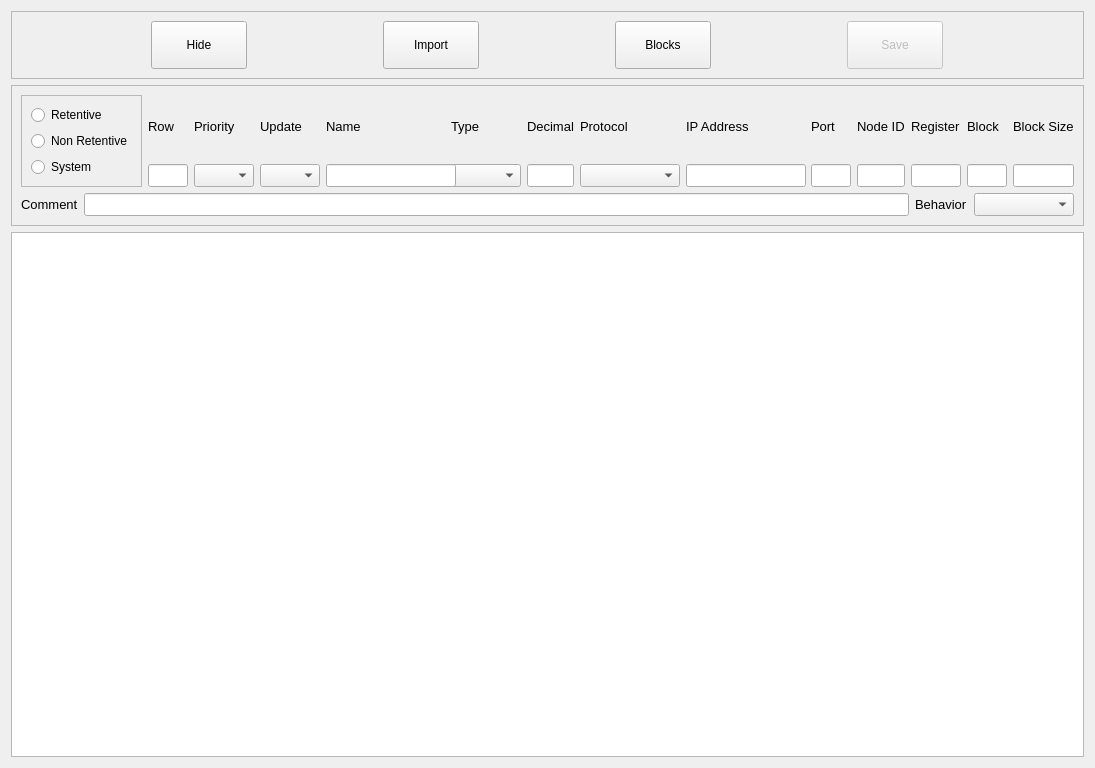
Old version of the form projects/devtools/qt-creator-2.8.1-src/src/plugins/cte/ctedit.ui in the repository MECTsrl/imx_mect.
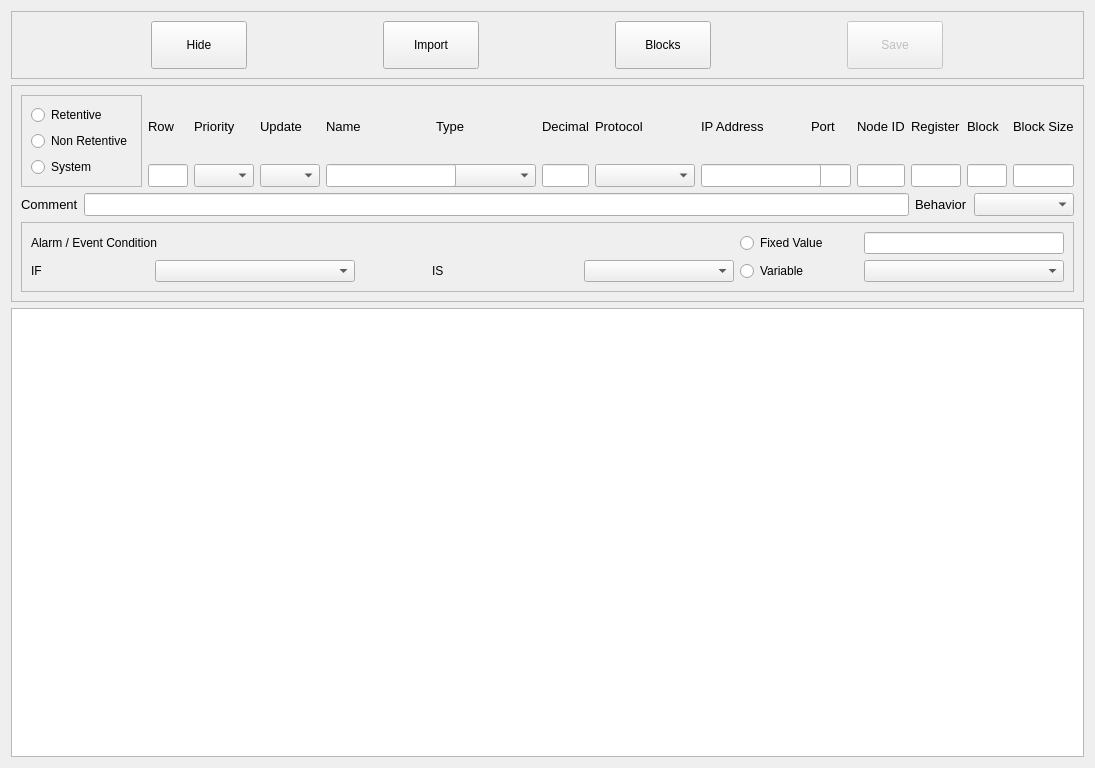
New version of the form.

Patch:
```diff
--- a/projects/devtools/qt-creator-2.8.1-src/src/plugins/cte/ctedit.ui
+++ b/projects/devtools/qt-creator-2.8.1-src/src/plugins/cte/ctedit.ui
@@ -383,7 +383,7 @@
            <widget class="QComboBox" name="cboType">
             <property name="minimumSize">
              <size>
-              <width>70</width>
+              <width>100</width>
               <height>0</height>
              </size>
             </property>
@@ -711,6 +711,139 @@
         </item>
        </layout>
       </item>
+      <item>
+       <widget class="QFrame" name="fraCondition">
+        <property name="frameShape">
+         <enum>QFrame::StyledPanel</enum>
+        </property>
+        <property name="frameShadow">
+         <enum>QFrame::Raised</enum>
+        </property>
+        <layout class="QGridLayout" name="gridLayout_2">
+         <item row="0" column="0" colspan="2">
+          <widget class="QLabel" name="lblCondition">
+           <property name="text">
+            <string>Alarm / Event Condition</string>
+           </property>
+          </widget>
+         </item>
+         <item row="0" column="2" colspan="2">
+          <spacer name="horizontalSpacer">
+           <property name="orientation">
+            <enum>Qt::Horizontal</enum>
+           </property>
+           <property name="sizeHint" stdset="0">
+            <size>
+             <width>299</width>
+             <height>20</height>
+            </size>
+           </property>
+          </spacer>
+         </item>
+         <item row="0" column="5">
+          <widget class="QRadioButton" name="optFixedVal">
+           <property name="text">
+            <string>Fixed Value</string>
+           </property>
+          </widget>
+         </item>
+         <item row="0" column="6">
+          <widget class="QLineEdit" name="txtFixedValue">
+           <property name="minimumSize">
+            <size>
+             <width>150</width>
+             <height>0</height>
+            </size>
+           </property>
+           <property name="maximumSize">
+            <size>
+             <width>200</width>
+             <height>16777215</height>
+            </size>
+           </property>
+           <property name="alignment">
+            <set>Qt::AlignRight|Qt::AlignTrailing|Qt::AlignVCenter</set>
+           </property>
+          </widget>
+         </item>
+         <item row="1" column="0">
+          <widget class="QLabel" name="lblIf">
+           <property name="text">
+            <string>IF</string>
+           </property>
+           <property name="buddy">
+            <cstring>cboVariable1</cstring>
+           </property>
+          </widget>
+         </item>
+         <item row="1" column="1" colspan="2">
+          <widget class="QComboBox" name="cboVariable1">
+           <property name="minimumSize">
+            <size>
+             <width>150</width>
+             <height>0</height>
+            </size>
+           </property>
+           <property name="maximumSize">
+            <size>
+             <width>200</width>
+             <height>16777215</height>
+            </size>
+           </property>
+          </widget>
+         </item>
+         <item row="1" column="3">
+          <widget class="QLabel" name="lblIs">
+           <property name="text">
+            <string>IS</string>
+           </property>
+           <property name="buddy">
+            <cstring>cboVariable1</cstring>
+           </property>
+          </widget>
+         </item>
+         <item row="1" column="4">
+          <widget class="QComboBox" name="cboCondition">
+           <property name="minimumSize">
+            <size>
+             <width>150</width>
+             <height>0</height>
+            </size>
+           </property>
+           <property name="maximumSize">
+            <size>
+             <width>150</width>
+             <height>16777215</height>
+            </size>
+           </property>
+          </widget>
+         </item>
+         <item row="1" column="5">
+          <widget class="QRadioButton" name="optVariable">
+           <property name="text">
+            <string>Variable</string>
+           </property>
+          </widget>
+         </item>
+         <item row="1" column="6">
+          <widget class="QComboBox" name="cboVariable2">
+           <property name="minimumSize">
+            <size>
+             <width>150</width>
+             <height>0</height>
+            </size>
+           </property>
+           <property name="maximumSize">
+            <size>
+             <width>200</width>
+             <height>16777215</height>
+            </size>
+           </property>
+          </widget>
+         </item>
+        </layout>
+       </widget>
+      </item>
      </layout>
     </widget>
    </item>
```
Left out of the diff: 15 changed lines with no effect on the pictures.
